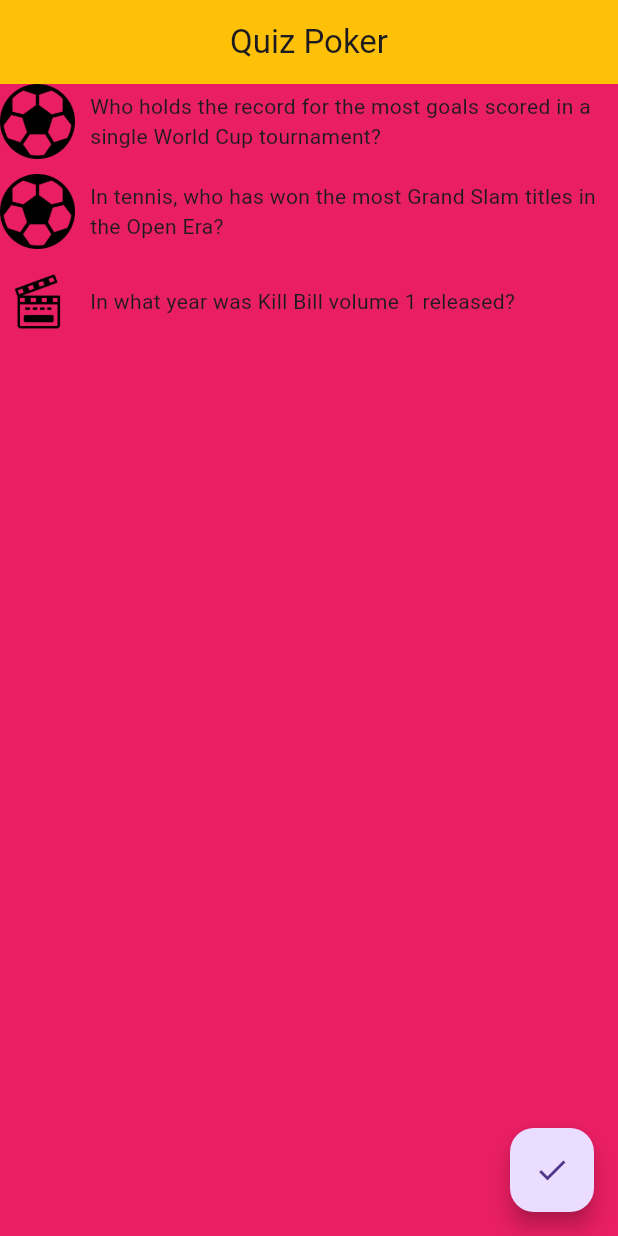
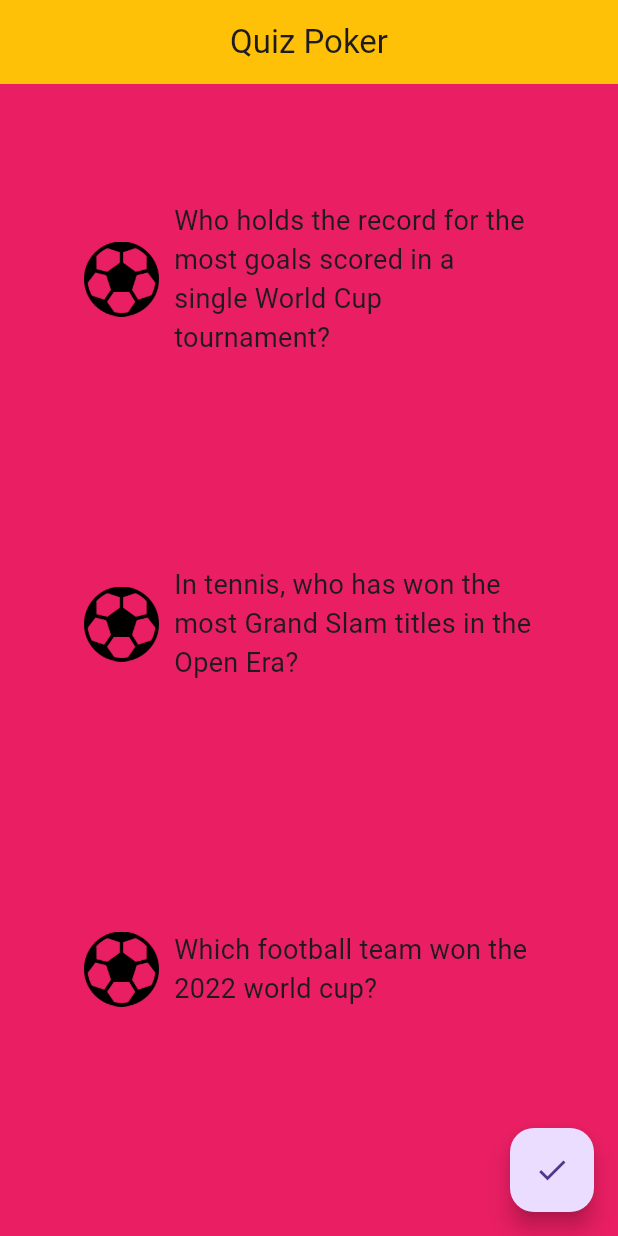
Before and after one commit to JonShort/dart-flutter-learning, a Flutter app: the screen it shows after launch, on a phone screen of 412 x 824 dp. Run offline on Flutter 3.47's test engine with Material 3 defaults, Android fonts, the phone set to English and light mode, and no system bars.

Commit message:
[new] - task f4/5

```diff
--- a/2_task_1_quiz_poker/lib/main.dart
+++ b/2_task_1_quiz_poker/lib/main.dart
@@ -10,6 +10,8 @@ void main() {
   runApp(const MyApp());
 }
 
+const double spacing = 30;
+
 class MyApp extends StatelessWidget {
   const MyApp({super.key});
 
@@ -17,26 +19,93 @@ class MyApp extends StatelessWidget {
   Widget build(BuildContext context) {
     final size = MediaQuery.sizeOf(context);
     final isLarge = size.width > 600;
+    final pageScrollDirection = isLarge ? Axis.horizontal : Axis.vertical;
 
-    List<Widget> _buildChildren() {
+    List<Widget> buildChildren() {
       return const [
+        SizedBox(
+          height: spacing,
+          width: spacing,
+        ),
         QuestionItem(
             category: 'Sports',
             question:
                 'Who holds the record for the most goals scored in a single World Cup tournament?'),
         SizedBox(
-          height: 10,
+          height: spacing,
+          width: spacing,
         ),
         QuestionItem(
             category: 'Sports',
             question:
                 'In tennis, who has won the most Grand Slam titles in the Open Era?'),
         SizedBox(
-          height: 10,
+          height: spacing,
+          width: spacing,
+        ),
+        QuestionItem(
+            category: 'Sports',
+            question: 'Which football team won the 2022 world cup?'),
+        SizedBox(
+          height: spacing,
+          width: spacing,
+        ),
+        QuestionItem(
+            category: 'Sports',
+            question:
+                'In which year did Roger Federer win his first Wimbledon title?'),
+        SizedBox(
+          height: spacing,
+          width: spacing,
         ),
         QuestionItem(
             category: 'Movies',
             question: 'In what year was Kill Bill volume 1 released?'),
+        SizedBox(
+          height: spacing,
+          width: spacing,
+        ),
+        QuestionItem(
+            category: 'Movies',
+            question: 'Where is the film "La la land" set?'),
+        SizedBox(
+          height: spacing,
+          width: spacing,
+        ),
+        QuestionItem(
+            category: 'Movies', question: 'In what season is Die Hard set?'),
+        SizedBox(
+          height: spacing,
+          width: spacing,
+        ),
+        QuestionItem(
+            category: 'Movies',
+            question: 'What was Quentin Tarantino\'s first major film?'),
+        SizedBox(
+          height: spacing,
+          width: spacing,
+        ),
+        QuestionItem(
+            category: 'Music',
+            question: 'Who sang "hit me baby one more time"?'),
+        SizedBox(
+          height: spacing,
+          width: spacing,
+        ),
+        QuestionItem(
+            category: 'Music',
+            question: 'Which band created the song "Enter Sandman"?'),
+        SizedBox(
+          height: spacing,
+          width: spacing,
+        ),
+        QuestionItem(
+            category: 'Music',
+            question: 'Miley Cyrus is daughter to which country music star?'),
+        SizedBox(
+          height: spacing,
+          width: spacing,
+        ),
       ];
     }
 
@@ -51,12 +120,14 @@ class MyApp extends StatelessWidget {
         ),
         body: Container(
           color: Colors.pink,
+          height: MediaQuery.of(context).size.height,
+          child: SingleChildScrollView(
+            scrollDirection: pageScrollDirection,
             child: isLarge
-              ? Row(
-                  children: _buildChildren(),
-                )
+                ? Row(children: buildChildren())
                 : Column(
-                  children: _buildChildren(),
+                    children: buildChildren(),
+                  ),
           ),
         ),
         floatingActionButton: const MyButton(),
@@ -76,7 +147,11 @@ class QuestionItem extends StatelessWidget {
 
   @override
   Widget build(BuildContext context) {
-    return Flexible(
+    final size = MediaQuery.of(context).size;
+    return Center(
+      child: SizedBox(
+        height: 200,
+        width: 300,
         child: Row(
           children: [
             SizedBox(
@@ -92,9 +167,11 @@ class QuestionItem extends StatelessWidget {
             Flexible(
               child: Text(
                 question,
+                style: const TextStyle(fontSize: 18),
               ),
             ),
           ],
+        ),
       ),
     );
   }
```
Lines whose indentation alone changed are shown as unchanged.
